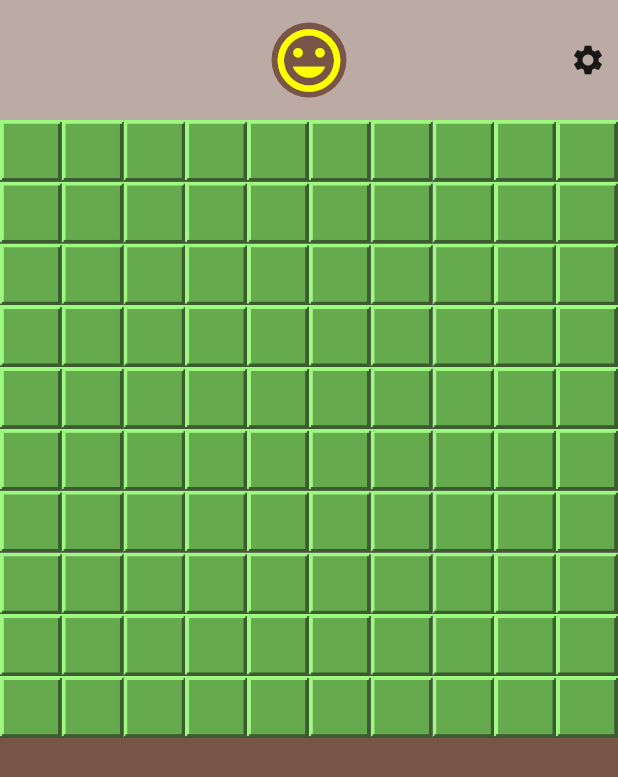
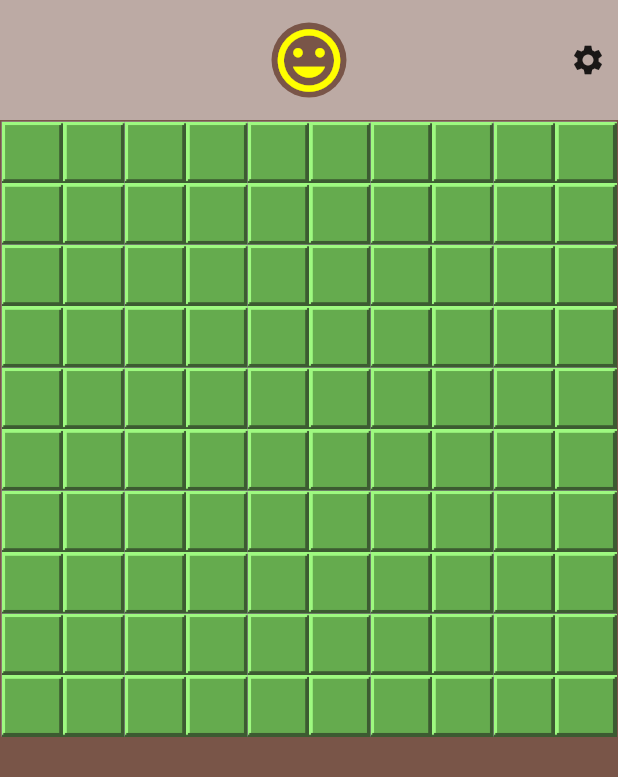
Before and after one commit to Rivixer/ShroomSweeper, a Flutter app: the screen it shows after launch, on a phone screen of 412 x 824 dp. Shown: the top 777 px of the screen. Run offline on Flutter 3.47's test engine with Material 2 defaults, Android fonts, the light colour scheme and no system bars; our stand-ins replace shared_preferences.

Commit message:
Update design of the game page

```diff
--- a/lib/pages/game_page.dart
+++ b/lib/pages/game_page.dart
@@ -33,7 +33,7 @@ class _GameState extends State<Game> {
   @override
   Widget build(BuildContext context) {
     return Scaffold(
-      body: ListView(
+      body: Column(
         children: [
           Container(
             color: const Color.fromRGBO(255, 255, 255, 0.5),
@@ -83,8 +83,12 @@ class _GameState extends State<Game> {
               ],
             ),
           ),
+          Expanded(
+            child: ListView(
+              children: [
                 GridView.builder(
                   shrinkWrap: true,
+                  padding: const EdgeInsets.all(1.0),
                   physics: const NeverScrollableScrollPhysics(),
                   gridDelegate: SliverGridDelegateWithFixedCrossAxisCount(
                     crossAxisCount: columns,
@@ -99,6 +103,7 @@ class _GameState extends State<Game> {
                         if (!inGame) return;
                         board.discoverBoard(column, row);
                         if (board.isDefeat(column, row)) {
+                          board.discoverBoard(column, row);
                           _handleGameOver();
                         } else if (board.isWin(column, row)) {
                           _handleWin();
@@ -117,7 +122,11 @@ class _GameState extends State<Game> {
                       ),
                     );
                   },
-              itemCount: rows * columns),
+                  itemCount: rows * columns,
+                ),
+              ],
+            ),
+          ),
         ],
       ),
       backgroundColor: Colors.brown,
```
Lines whose indentation alone changed are shown as unchanged.
